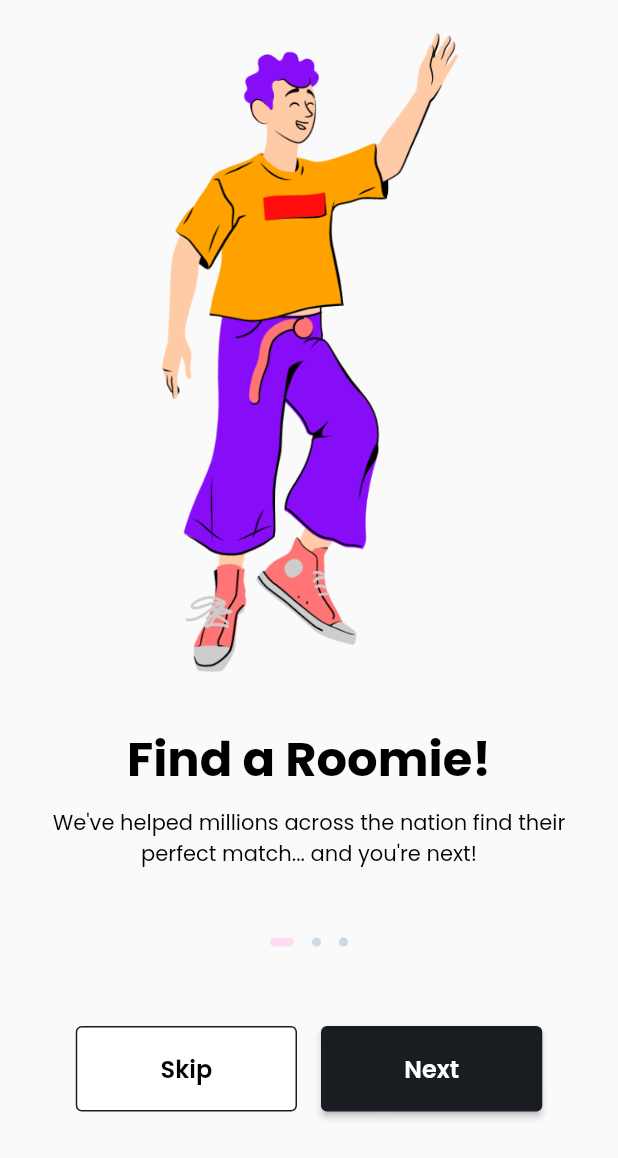
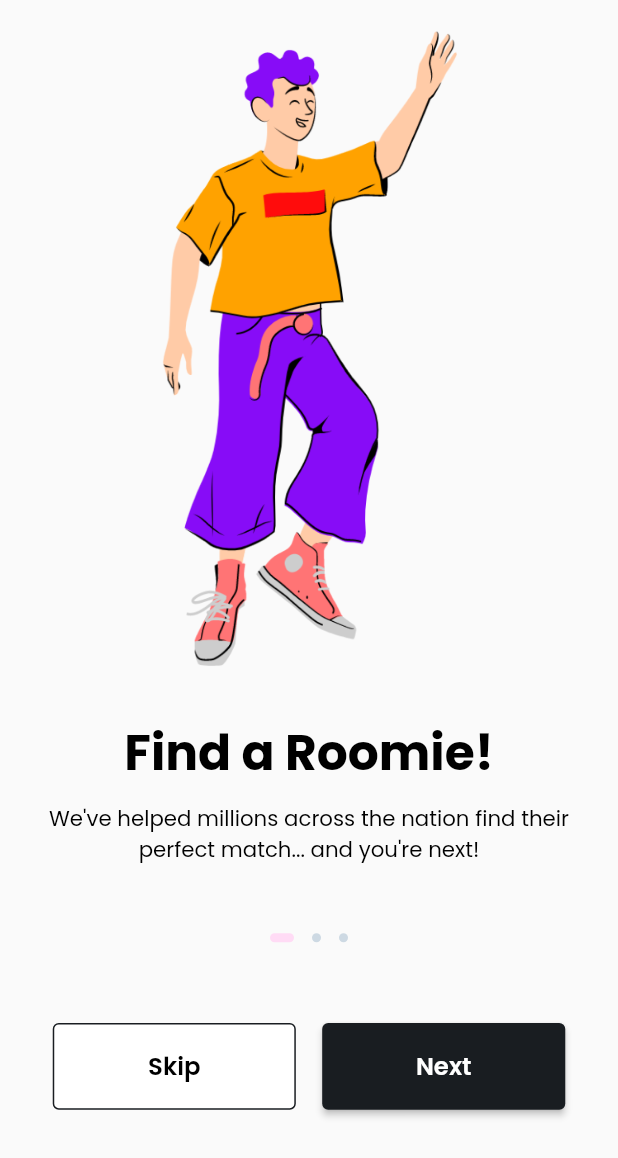
Before and after one commit to ricofa/pemesanan_app, a Flutter app: the screen it shows after launch, on a phone screen of 412 x 824 dp. Shown: the top 1158 px of the screen. Run offline on Flutter 3.47's test engine with Material 2 defaults, Android fonts, the phone set to English and light mode, and no system bars; our stand-ins replace bloc, flutter_bloc, flutter_screenutil.

Commit message:
#7 Responsive view setup

```diff
--- a/lib/config/theme/theme.dart
+++ b/lib/config/theme/theme.dart
@@ -1,2 +1,3 @@
 export 'theme_color.dart';
 export 'theme_font.dart';
+export 'theme_dimention.dart';
--- a/lib/config/theme/theme_font.dart
+++ b/lib/config/theme/theme_font.dart
@@ -1,78 +1,79 @@
 import 'package:flutter/material.dart';
+import 'package:flutter_screenutil/flutter_screenutil.dart';
 
 class ThemeFont {
-  static TextStyle get hero => const TextStyle(
-        fontSize: 72,
+  static TextStyle get hero => TextStyle(
+        fontSize: 72.sp,
         fontWeight: FontWeight.w700,
         color: Colors.black,
       );
-  static TextStyle get display1 => const TextStyle(
-        fontSize: 56,
+  static TextStyle get display1 => TextStyle(
+        fontSize: 56.sp,
         fontWeight: FontWeight.w700,
         color: Colors.black,
       );
-  static TextStyle get display2 => const TextStyle(
-        fontSize: 40,
+  static TextStyle get display2 => TextStyle(
+        fontSize: 40.sp,
         fontWeight: FontWeight.w700,
         color: Colors.black,
       );
-  static TextStyle get display3 => const TextStyle(
-        fontSize: 32,
+  static TextStyle get display3 => TextStyle(
+        fontSize: 32.sp,
         fontWeight: FontWeight.w700,
         color: Colors.black,
       );
-  static TextStyle get heading1 => const TextStyle(
-        fontSize: 24,
+  static TextStyle get heading1 => TextStyle(
+        fontSize: 24.sp,
         fontWeight: FontWeight.w700,
         color: Colors.black,
       );
-  static TextStyle get heading2 => const TextStyle(
-        fontSize: 20,
+  static TextStyle get heading2 => TextStyle(
+        fontSize: 20.sp,
         fontWeight: FontWeight.w700,
         color: Colors.black,
       );
-  static TextStyle get paragraphLarge => const TextStyle(
-        fontSize: 16,
+  static TextStyle get paragraphLarge => TextStyle(
+        fontSize: 16.sp,
         fontWeight: FontWeight.w400,
         color: Colors.black,
       );
-  static TextStyle get paragraphLargeBold => const TextStyle(
-        fontSize: 16,
+  static TextStyle get paragraphLargeBold => TextStyle(
+        fontSize: 16.sp,
         fontWeight: FontWeight.w700,
         color: Colors.black,
       );
-  static TextStyle get paragraphMedium => const TextStyle(
-        fontSize: 14,
+  static TextStyle get paragraphMedium => TextStyle(
+        fontSize: 14.sp,
         fontWeight: FontWeight.w400,
         color: Colors.black,
       );
-  static TextStyle get paragraphMediumBold => const TextStyle(
-        fontSize: 14,
+  static TextStyle get paragraphMediumBold => TextStyle(
+        fontSize: 14.sp,
         fontWeight: FontWeight.w700,
         color: Colors.black,
       );
-  static TextStyle get paragraphSmall => const TextStyle(
-        fontSize: 12,
+  static TextStyle get paragraphSmall => TextStyle(
+        fontSize: 12.sp,
         fontWeight: FontWeight.w400,
         color: Colors.black,
       );
-  static TextStyle get paragraphSmallBold => const TextStyle(
-        fontSize: 12,
+  static TextStyle get paragraphSmallBold => TextStyle(
+        fontSize: 12.sp,
         fontWeight: FontWeight.w700,
         color: Colors.black,
       );
-  static TextStyle get buttonLarge => const TextStyle(
-        fontSize: 16,
+  static TextStyle get buttonLarge => TextStyle(
+        fontSize: 16.sp,
         fontWeight: FontWeight.w600,
         color: Colors.black,
       );
-  static TextStyle get buttonMedium => const TextStyle(
-        fontSize: 14,
+  static TextStyle get buttonMedium => TextStyle(
+        fontSize: 14.sp,
         fontWeight: FontWeight.w600,
         color: Colors.black,
       );
-  static TextStyle get buttonSmall => const TextStyle(
-        fontSize: 12,
+  static TextStyle get buttonSmall => TextStyle(
+        fontSize: 12.sp,
         fontWeight: FontWeight.w600,
         color: Colors.black,
       );
--- a/lib/main.dart
+++ b/lib/main.dart
@@ -1,5 +1,5 @@
 import 'package:flutter/material.dart';
-import 'package:pemesananapp/data/src/string_img.dart';
+import 'package:flutter_screenutil/flutter_screenutil.dart';
 import 'package:pemesananapp/presentation/pages/pages.dart';
 
 void main() {
@@ -13,13 +13,20 @@ class MyApp extends StatelessWidget {
   // This widget is the root of your application.
   @override
   Widget build(BuildContext context) {
+    return ScreenUtilInit(
+        designSize: const Size(375, 812),
+        minTextAdapt: true,
+        splitScreenMode: true,
+        builder: (context, child) {
           return MaterialApp(
             title: 'Flutter Demo',
+            debugShowCheckedModeBanner: false,
             theme: ThemeData(
               primarySwatch: Colors.blue,
               fontFamily: 'Poppins',
             ),
             home: const OnboardingPage(),
           );
+        });
   }
 }
--- a/lib/presentation/pages/onboarding/onboarding_view.dart
+++ b/lib/presentation/pages/onboarding/onboarding_view.dart
@@ -4,7 +4,6 @@ import 'package:pemesananapp/presentation/pages/onboarding/component/component.d
 import 'package:pemesananapp/utils/extension/sized_extension.dart';
 
 import 'onboarding_cubit.dart';
-import 'onboarding_state.dart';
 
 class OnboardingPage extends StatelessWidget {
   const OnboardingPage({Key? key}) : super(key: key);
@@ -23,13 +22,13 @@ class OnboardingPage extends StatelessWidget {
         padding: const EdgeInsets.only(top: 20, left: 16, right: 16),
         child: Column(
             children: [
-              OnboardingImage(),
+              const OnboardingImage(),
               32.0.height,
-              OnboardingTitle(),
+              const OnboardingTitle(),
               45.0.height,
-              OnboardingIndicator(),
+              const OnboardingIndicator(),
               53.0.height,
-              OnboardingButton(),
+              const OnboardingButton(),
               83.0.height
             ],
           ),
--- a/lib/presentation/widget/primary_button.dart
+++ b/lib/presentation/widget/primary_button.dart
@@ -26,8 +26,8 @@ class PrimaryButton extends StatelessWidget {
 
   Widget _type1() {
     return SizedBox(
-      width: width,
-      height: 24,
+      width: width.w,
+      height: 24.h,
       child: ElevatedButton(
           onPressed: onPressed,
           style: ElevatedButton.styleFrom(
@@ -44,8 +44,8 @@ class PrimaryButton extends StatelessWidget {
 
   Widget _type2() {
     return SizedBox(
-      width: width,
-      height: 32,
+      width: width.w,
+      height: 32.h,
       child: ElevatedButton(
           onPressed: onPressed,
           style: ElevatedButton.styleFrom(
@@ -62,8 +62,8 @@ class PrimaryButton extends StatelessWidget {
 
   Widget _type3() {
     return SizedBox(
-      width: width,
-      height: 57,
+      width: width.w,
+      height: 57.h,
       child: ElevatedButton(
           onPressed: onPressed,
           style: ElevatedButton.styleFrom(
--- a/lib/presentation/widget/secondary_button.dart
+++ b/lib/presentation/widget/secondary_button.dart
@@ -26,8 +26,8 @@ class SecondaryButton extends StatelessWidget {
 
   Widget _type1() {
     return SizedBox(
-      width: width,
-      height: 24,
+      width: width.w,
+      height: 24.h,
       child: OutlinedButton(
           onPressed: onPressed,
           style: OutlinedButton.styleFrom(
@@ -45,8 +45,8 @@ class SecondaryButton extends StatelessWidget {
 
   Widget _type2() {
     return SizedBox(
-      width: width,
-      height: 32,
+      width: width.w,
+      height: 32.h,
       child: OutlinedButton(
           onPressed: onPressed,
           style: OutlinedButton.styleFrom(
@@ -64,8 +64,8 @@ class SecondaryButton extends StatelessWidget {
 
   Widget _type3() {
     return SizedBox(
-      width: width,
-      height: 57,
+      width: width.w,
+      height: 57.h,
       child: OutlinedButton(
           onPressed: onPressed,
           style: OutlinedButton.styleFrom(
--- a/lib/utils/extension/sized_extension.dart
+++ b/lib/utils/extension/sized_extension.dart
@@ -2,6 +2,6 @@ import 'package:flutter/material.dart';
 import 'package:flutter_screenutil/flutter_screenutil.dart';
 
 extension SizedExtension on double{
-  Widget get width => SizedBox(width: this);
-  Widget get height => SizedBox(height: this);
+  Widget get width => SizedBox(width: w);
+  Widget get height => SizedBox(height: h);
 }
--- /dev/null
+++ b/lib/utils/helper/helper.dart
@@ -0,0 +1 @@
+export 'sized_helper.dart';
--- a/lib/utils/utils.dart
+++ b/lib/utils/utils.dart
@@ -1 +1,2 @@
 export 'extension/extension.dart';
+export 'helper/helper.dart';
```
Also changed, not shown: lib/config/theme/theme_dimention.dart (added, +49 -0 lines), lib/utils/helper/sized_helper.dart (added). Lines whose indentation alone changed are shown as unchanged.
